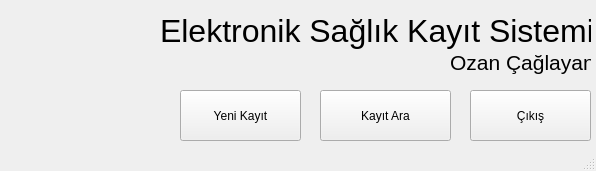
First picture: the form in ui/main.ui, repository ozancaglayan/EHR, before the edit.
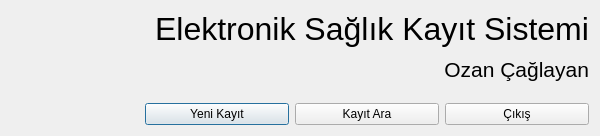
Second picture: the form after the edit. Icons and pictures are not drawn.

Patch:
```diff
--- a/ui/main.ui
+++ b/ui/main.ui
@@ -1,78 +1,54 @@
 <?xml version="1.0" encoding="UTF-8"?>
 <ui version="4.0">
- <class>MainWindow</class>
- <widget class="QMainWindow" name="MainWindow">
+ <class>EHRMainWindow</class>
+ <widget class="QDialog" name="EHRMainWindow">
   <property name="geometry">
    <rect>
     <x>0</x>
     <y>0</y>
-    <width>596</width>
-    <height>171</height>
+    <width>600</width>
+    <height>136</height>
    </rect>
   </property>
+  <property name="sizePolicy">
+   <sizepolicy hsizetype="Fixed" vsizetype="Fixed">
+    <horstretch>0</horstretch>
+    <verstretch>0</verstretch>
+   </sizepolicy>
+  </property>
+  <property name="minimumSize">
+   <size>
+    <width>600</width>
+    <height>136</height>
+   </size>
+  </property>
+  <property name="maximumSize">
+   <size>
+    <width>600</width>
+    <height>136</height>
+   </size>
+  </property>
   <property name="windowTitle">
    <string>MainWindow</string>
   </property>
-  <widget class="QWidget" name="centralwidget">
-   <widget class="QPushButton" name="pushButton">
-    <property name="geometry">
-     <rect>
-      <x>180</x>
-      <y>90</y>
-      <width>121</width>
-      <height>51</height>
-     </rect>
-    </property>
-    <property name="text">
-     <string>Yeni Kayıt</string>
-    </property>
-    <property name="icon">
-     <iconset>
-      <normaloff>pixmaps/address-book-new.png</normaloff>pixmaps/address-book-new.png</iconset>
-    </property>
-   </widget>
-   <widget class="QPushButton" name="pushButton_2">
-    <property name="geometry">
-     <rect>
-      <x>320</x>
-      <y>90</y>
-      <width>131</width>
-      <height>51</height>
-     </rect>
-    </property>
-    <property name="text">
-     <string>Kayıt Ara</string>
-    </property>
-    <property name="icon">
-     <iconset>
-      <normaloff>pixmaps/system-search.png</normaloff>pixmaps/system-search.png</iconset>
-    </property>
-   </widget>
-   <widget class="QPushButton" name="pushButton_3">
-    <property name="geometry">
-     <rect>
-      <x>470</x>
-      <y>90</y>
-      <width>121</width>
-      <height>51</height>
-     </rect>
-    </property>
-    <property name="text">
-     <string>Çıkış</string>
-    </property>
-    <property name="icon">
-     <iconset>
-      <normaloff>pixmaps/application-exit.png</normaloff>pixmaps/application-exit.png</iconset>
-    </property>
-   </widget>
+  <property name="windowIcon">
+   <iconset resource="../data/icons.qrc">
+    <normaloff>:/Health.png</normaloff>:/Health.png</iconset>
+  </property>
+  <layout class="QGridLayout" name="gridLayout">
+   <item row="0" column="0" rowspan="3">
    <widget class="QLabel" name="label">
-    <property name="geometry">
-     <rect>
-      <x>10</x>
-      <y>10</y>
-      <width>141</width>
-      <height>141</height>
-     </rect>
+     <property name="sizePolicy">
+      <sizepolicy hsizetype="Preferred" vsizetype="Preferred">
+       <horstretch>0</horstretch>
+       <verstretch>0</verstretch>
+      </sizepolicy>
+     </property>
+     <property name="maximumSize">
+      <size>
+       <width>128</width>
+       <height>128</height>
+      </size>
     </property>
     <property name="text">
      <string/>
@@ -87,15 +63,9 @@
      <set>Qt::AlignLeading|Qt::AlignLeft|Qt::AlignTop</set>
     </property>
    </widget>
+   </item>
+   <item row="0" column="1">
    <widget class="QLabel" name="label_2">
-    <property name="geometry">
-     <rect>
-      <x>160</x>
-      <y>13</y>
-      <width>431</width>
-      <height>40</height>
-     </rect>
-    </property>
     <property name="font">
      <font>
       <pointsize>24</pointsize>
@@ -108,18 +78,12 @@
      <enum>Qt::RichText</enum>
     </property>
     <property name="alignment">
-     <set>Qt::AlignLeading|Qt::AlignLeft|Qt::AlignTop</set>
-    </property>
-   </widget>
+      <set>Qt::AlignRight|Qt::AlignTop|Qt::AlignTrailing</set>
+     </property>
+    </widget>
+   </item>
+   <item row="1" column="1">
    <widget class="QLabel" name="label_3">
-    <property name="geometry">
-     <rect>
-      <x>450</x>
-      <y>50</y>
-      <width>141</width>
-      <height>41</height>
-     </rect>
-    </property>
     <property name="font">
      <font>
       <pointsize>16</pointsize>
@@ -133,12 +97,52 @@
      <enum>Qt::RichText</enum>
     </property>
     <property name="alignment">
-     <set>Qt::AlignLeading|Qt::AlignLeft|Qt::AlignTop</set>
-    </property>
-   </widget>
-  </widget>
-  <widget class="QStatusBar" name="statusbar"/>
- </widget>
- <resources/>
+      <set>Qt::AlignRight|Qt::AlignTop|Qt::AlignTrailing</set>
+     </property>
+    </widget>
+   </item>
+   <item row="2" column="1">
+    <layout class="QHBoxLayout" name="horizontalLayout_2">
+     <item>
+      <widget class="QPushButton" name="pushButtonNewRecord">
+       <property name="text">
+        <string>Yeni Kayıt</string>
+       </property>
+       <property name="icon">
+        <iconset resource="../data/icons.qrc">
+         <normaloff>:/address-book-new.png</normaloff>:/address-book-new.png</iconset>
+       </property>
+      </widget>
+     </item>
+     <item>
+      <widget class="QPushButton" name="pushButtonSearchRecord">
+       <property name="text">
+        <string>Kayıt Ara</string>
+       </property>
+       <property name="icon">
+        <iconset resource="../data/icons.qrc">
+         <normaloff>:/system-search.png</normaloff>:/system-search.png</iconset>
+       </property>
+      </widget>
+     </item>
+     <item>
+      <widget class="QPushButton" name="pushButtonExit">
+       <property name="text">
+        <string>Çıkış</string>
+       </property>
+       <property name="icon">
+        <iconset resource="../data/icons.qrc">
+         <normaloff>:/application-exit.png</normaloff>:/application-exit.png</iconset>
+       </property>
+      </widget>
+     </item>
+    </layout>
+   </item>
+  </layout>
+ </widget>
+ <resources>
+  <include location="../data/icons.qrc"/>
+  <include location="../data/icons.qrc"/>
+ </resources>
  <connections/>
 </ui>
```
Left out of the diff: 4 changed lines with no effect on the pictures. Lines whose indentation alone changed are shown as unchanged.
